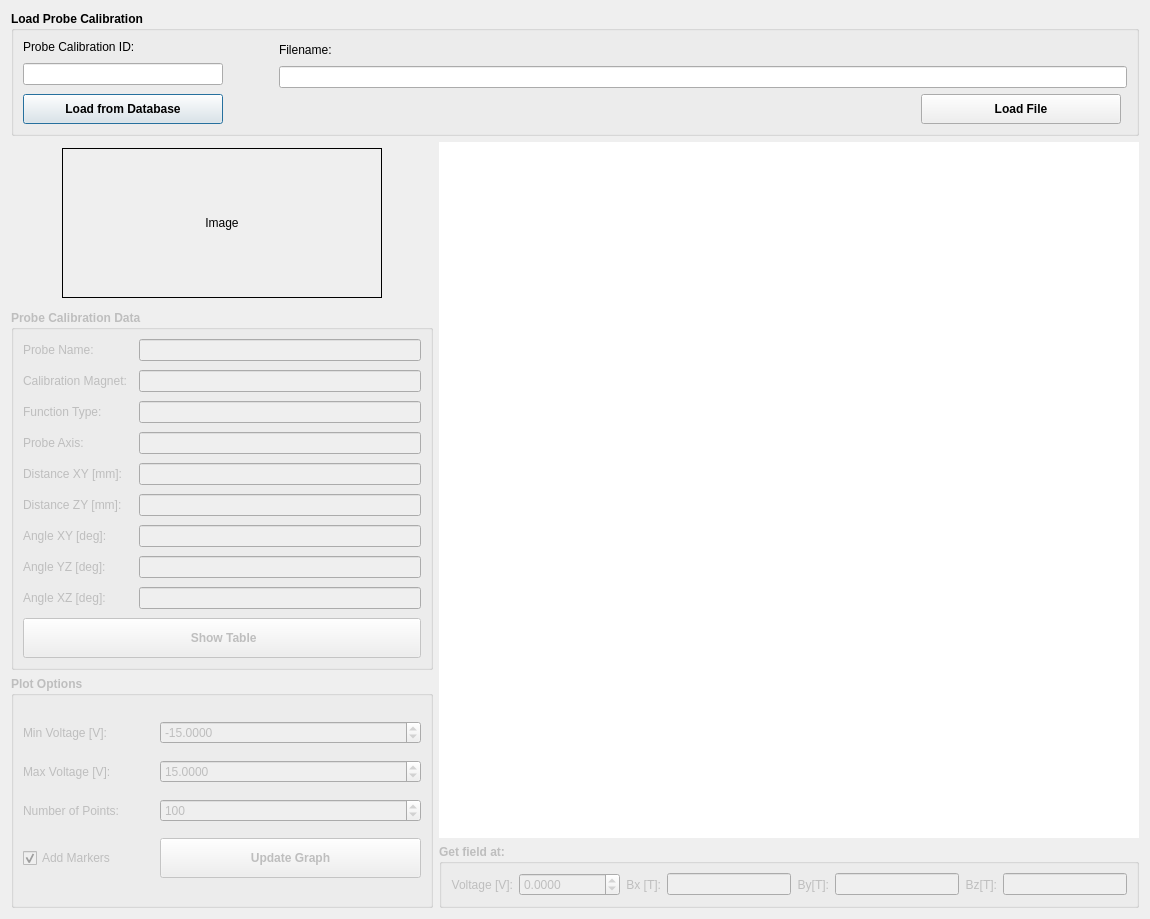
Old version of the form hallbench/gui/ui/calibrationdialog.ui in the repository lnls-ima/hall-bench-control.
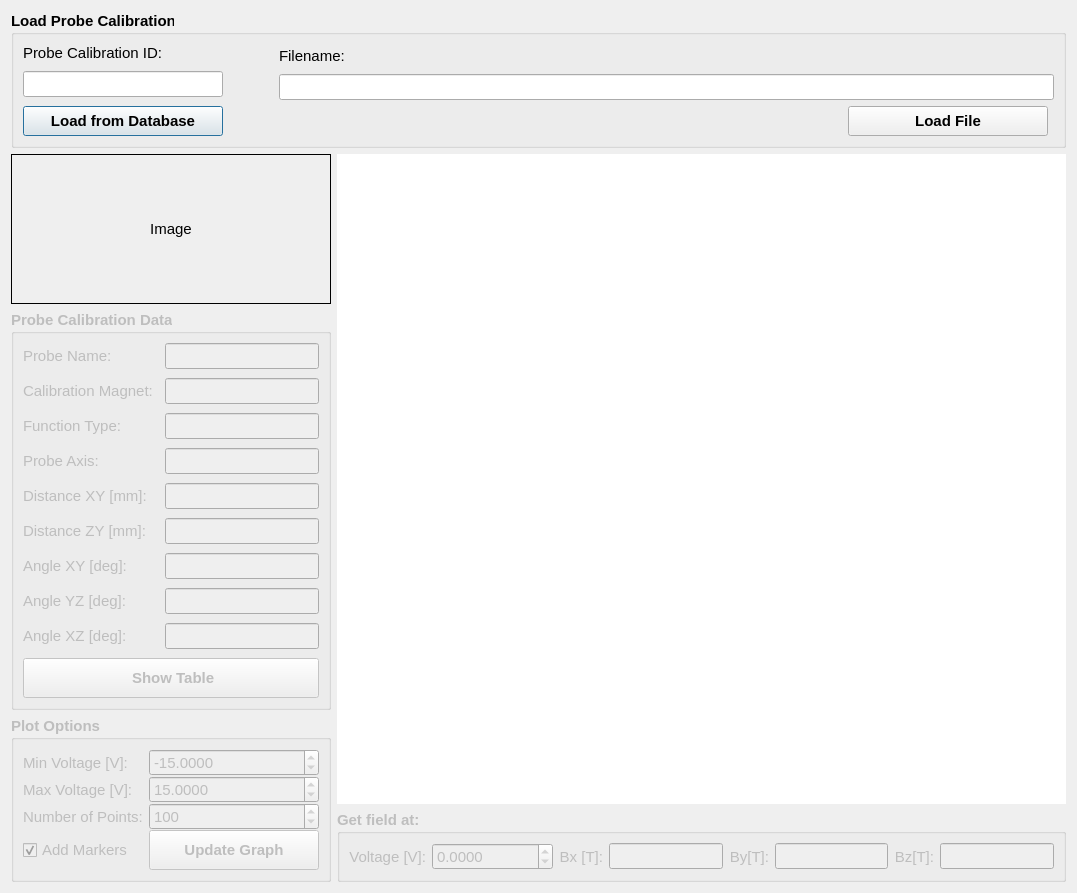
New version of the form. Icons and pictures are not drawn. Custom widgets are drawn as their Qt base class.

The edit to the form file:
```diff
--- a/hallbench/gui/ui/calibrationdialog.ui
+++ b/hallbench/gui/ui/calibrationdialog.ui
@@ -6,10 +6,15 @@
    <rect>
     <x>0</x>
     <y>0</y>
-    <width>1150</width>
-    <height>919</height>
+    <width>1077</width>
+    <height>839</height>
    </rect>
   </property>
+  <property name="font">
+   <font>
+    <pointsize>11</pointsize>
+   </font>
+  </property>
   <property name="windowTitle">
    <string>Calibration Dialog</string>
   </property>
```
